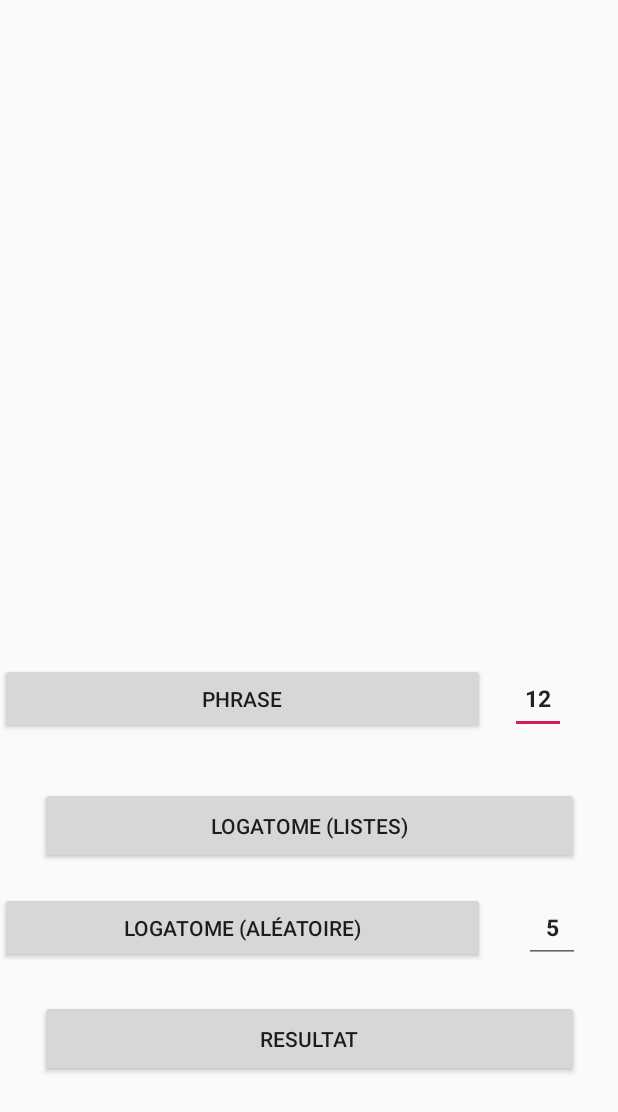
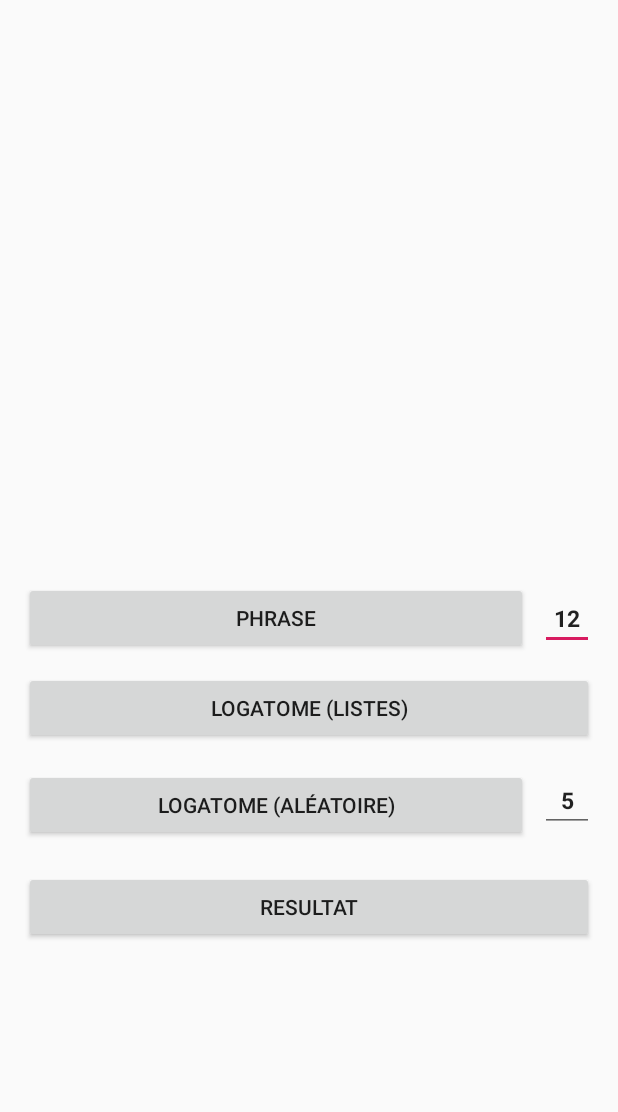
Before and after one commit to SALADINL/projetM1-Voicy, an Android app: the screen it shows after launch (MainActivity), on a phone screen of 412 x 824 dp. Shown: the top 1112 px of the screen. Run offline under Robolectric (Android 15) with nearby library versions, the light colour scheme and no system bars.

Commit message:
Affichage responsive + Maj affichage

```diff
--- a/app/src/main/AndroidManifest.xml
+++ b/app/src/main/AndroidManifest.xml
@@ -1,6 +1,12 @@
 <?xml version="1.0" encoding="utf-8"?>
 <manifest xmlns:android="http://schemas.android.com/apk/res/android"
     package="com.example.modulereco">
+
+    <supports-screens
+        android:largeScreens="true"
+        android:normalScreens="true"
+        android:smallScreens="true"
+        android:xlargeScreens="true"/>
 
     <uses-permission android:name="android.permission.RECORD_AUDIO" />
     <uses-permission android:name="android.permission.READ_EXTERNAL_STORAGE" />
--- a/app/src/main/res/layout/choix_exercice.xml
+++ b/app/src/main/res/layout/choix_exercice.xml
@@ -24,6 +24,7 @@
         android:layout_height="0dp"
         android:layout_alignParentTop="true"
         android:layout_marginTop="16dp"
+        android:layout_marginBottom="50dp"
         app:layout_constraintBottom_toBottomOf="parent"
         app:layout_constraintEnd_toEndOf="parent"
         app:layout_constraintHorizontal_bias="1.0"
@@ -43,4 +44,20 @@
         app:layout_constraintTop_toTopOf="parent"
         app:layout_constraintVertical_bias="0.0" />
 
+    <TextView
+        android:id="@+id/textView"
+        android:layout_width="0dp"
+        android:layout_height="wrap_content"
+        android:layout_marginStart="32dp"
+        android:layout_marginEnd="32dp"
+        android:text="Appuyez longtemps sur un exercice pour le supprimer"
+        android:textAlignment="textStart"
+        android:textSize="12sp"
+        app:layout_constraintBottom_toBottomOf="parent"
+        app:layout_constraintEnd_toEndOf="parent"
+        app:layout_constraintHorizontal_bias="0.5"
+        app:layout_constraintStart_toStartOf="parent"
+        app:layout_constraintTop_toTopOf="parent"
+        app:layout_constraintVertical_bias="0.98" />
+
 </android.support.constraint.ConstraintLayout>
--- a/app/src/main/res/layout/main_activity.xml
+++ b/app/src/main/res/layout/main_activity.xml
@@ -7,50 +7,50 @@
 
     <Button
         android:id="@+id/btPhrase"
-        android:layout_width="323dp"
-        android:layout_height="47dp"
+        android:layout_width="0dp"
+        android:layout_height="wrap_content"
+        android:layout_marginStart="16dp"
+        android:layout_marginEnd="60dp"
         android:text="PHRASE"
         app:layout_constraintBottom_toBottomOf="parent"
         app:layout_constraintEnd_toEndOf="parent"
-        app:layout_constraintHorizontal_bias="0.0"
+        app:layout_constraintHorizontal_bias="0.195"
         app:layout_constraintStart_toStartOf="parent"
-        app:layout_constraintTop_toTopOf="parent"
-        app:layout_constraintVertical_bias="0.569" />
+        app:layout_constraintTop_toTopOf="parent" />
 
     <Button
         android:id="@+id/btLogatome"
-        android:layout_width="359dp"
-        android:layout_height="51dp"
-        android:layout_marginStart="8dp"
-        android:layout_marginEnd="8dp"
+        android:layout_width="0dp"
+        android:layout_height="wrap_content"
+        android:layout_marginStart="16dp"
+        android:layout_marginEnd="16dp"
         android:text="LOGATOME (LISTES)"
         app:layout_constraintBottom_toBottomOf="parent"
         app:layout_constraintEnd_toEndOf="parent"
         app:layout_constraintHorizontal_bias="0.5"
         app:layout_constraintStart_toStartOf="parent"
         app:layout_constraintTop_toTopOf="parent"
-        app:layout_constraintVertical_bias="0.679" />
+        app:layout_constraintVertical_bias="0.577" />
 
     <Button
         android:id="@+id/btResultat"
-        android:layout_width="359dp"
-        android:layout_height="51dp"
-        android:layout_marginStart="8dp"
-        android:layout_marginEnd="8dp"
+        android:layout_width="0dp"
+        android:layout_height="wrap_content"
+        android:layout_marginStart="16dp"
+        android:layout_marginEnd="16dp"
         android:text="RESULTAT"
         app:layout_constraintBottom_toBottomOf="parent"
         app:layout_constraintEnd_toEndOf="parent"
-        app:layout_constraintHorizontal_bias="0.5"
         app:layout_constraintStart_toStartOf="parent"
         app:layout_constraintTop_toTopOf="parent"
-        app:layout_constraintVertical_bias="0.863" />
+        app:layout_constraintVertical_bias="0.748" />
 
     <EditText
         android:id="@+id/nbPhrase"
-        android:layout_width="37dp"
-        android:layout_height="47dp"
+        android:layout_width="0dp"
+        android:layout_height="wrap_content"
         android:layout_marginStart="8dp"
-        android:layout_marginEnd="8dp"
+        android:layout_marginEnd="16dp"
         android:ems="10"
         android:inputType="number"
         android:text="12"
@@ -59,29 +59,28 @@
         android:textStyle="bold"
         app:layout_constraintBottom_toBottomOf="@+id/btPhrase"
         app:layout_constraintEnd_toEndOf="parent"
-        app:layout_constraintHorizontal_bias="0.25"
         app:layout_constraintStart_toEndOf="@+id/btPhrase"
-        app:layout_constraintTop_toTopOf="@+id/btPhrase"
-        app:layout_constraintVertical_bias="0.0" />
+        app:layout_constraintTop_toTopOf="@+id/btPhrase" />
 
     <Button
         android:id="@+id/button"
-        android:layout_width="323dp"
-        android:layout_height="47dp"
+        android:layout_width="0dp"
+        android:layout_height="wrap_content"
+        android:layout_marginStart="16dp"
+        android:layout_marginEnd="60dp"
         android:text="LOGATOME (ALÉATOIRE)"
         app:layout_constraintBottom_toBottomOf="parent"
         app:layout_constraintEnd_toEndOf="parent"
-        app:layout_constraintHorizontal_bias="0.0"
         app:layout_constraintStart_toStartOf="parent"
         app:layout_constraintTop_toTopOf="parent"
-        app:layout_constraintVertical_bias="0.766" />
+        app:layout_constraintVertical_bias="0.661" />
 
     <EditText
         android:id="@+id/nbExo"
-        android:layout_width="37dp"
-        android:layout_height="47dp"
+        android:layout_width="0dp"
+        android:layout_height="wrap_content"
         android:layout_marginStart="8dp"
-        android:layout_marginEnd="8dp"
+        android:layout_marginEnd="16dp"
         android:ems="10"
         android:inputType="number"
         android:text="5"
```
Also changed, not shown: 1 other file.
